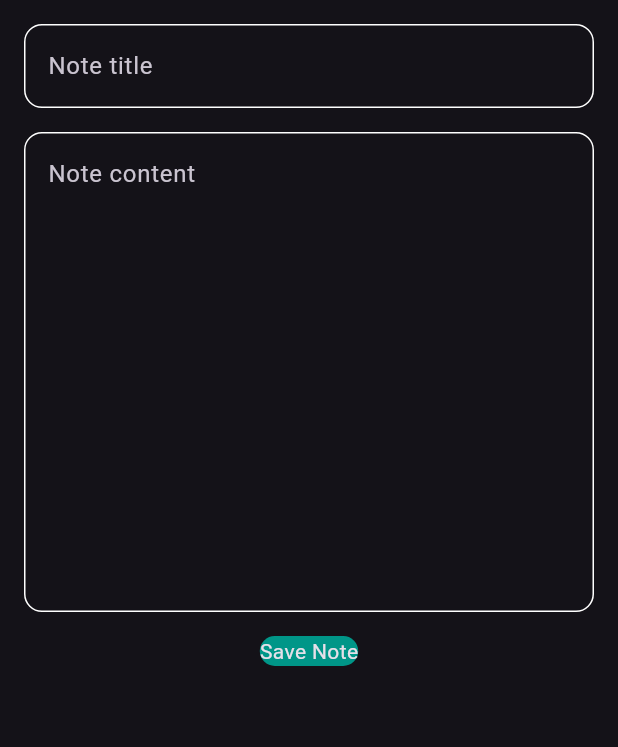
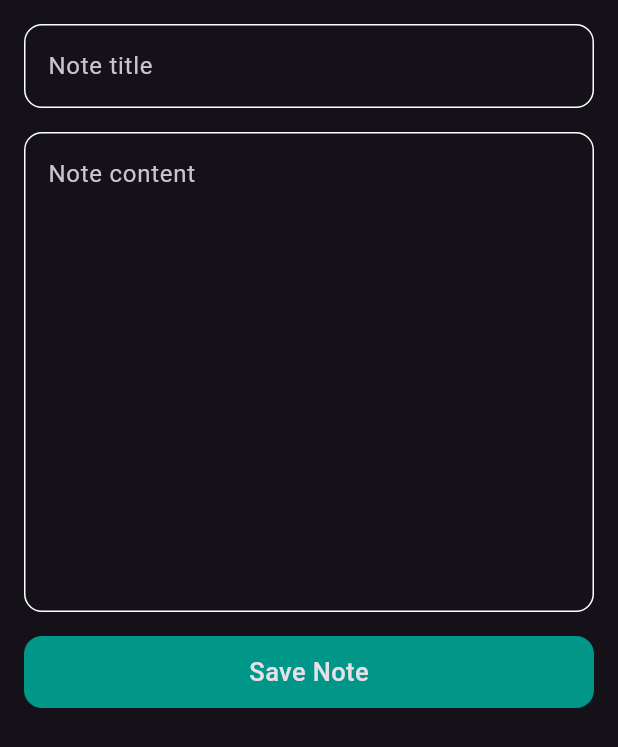
Before and after one commit to AliA5y/pretty_notes, a Flutter app: the AddNoteSheet widget shown alone on an empty page, opened directly, on a phone screen of 412 x 824 dp. Shown: the top 747 px of the screen. Run offline on Flutter 3.47's test engine with Material 3 defaults, Android fonts, the phone set to English and light mode, and no system bars; our stand-ins replace hive, hive_flutter; accounts and stored records are empty.

Commit message:
enhance submit button

```diff
--- a/lib/views/widgets/add_note_sheet.dart
+++ b/lib/views/widgets/add_note_sheet.dart
@@ -24,7 +24,8 @@ class AddNoteSheet extends StatelessWidget {
             SizedBox(height: 16),
             SubmitButton(
               label: 'Save Note',
-            )
+            ),
+            SizedBox(height: 10),
           ],
         ),
       ),
--- a/lib/views/widgets/submit_button.dart
+++ b/lib/views/widgets/submit_button.dart
@@ -13,10 +13,16 @@ class SubmitButton extends StatelessWidget {
     return GestureDetector(
       onTap: () {},
       child: Container(
+        padding: EdgeInsets.symmetric(vertical: 12),
+        width: double.maxFinite,
         decoration: const BoxDecoration(
             color: kPremaryColor,
-            borderRadius: BorderRadius.all(Radius.circular(16))),
-        child: Text(label),
+            borderRadius: BorderRadius.all(Radius.circular(12))),
+        child: Center(
+            child: Text(
+          label,
+          style: TextStyle(fontSize: 17, fontWeight: FontWeight.w500),
+        )),
       ),
     );
   }
```
